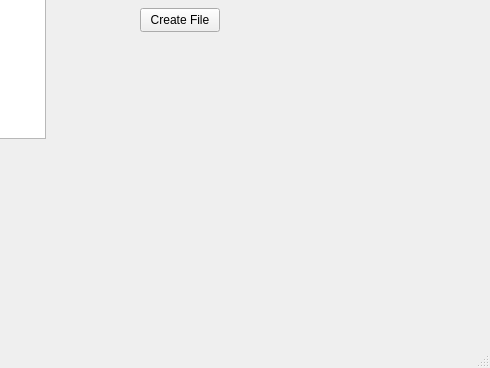
Wboerenkamps/domitica, file DomoticaGUI/mainwindow.ui: the form before one commit; both pictures show x 310 to 800 and y 232 to 600 of the 800 by 600 pixel window.
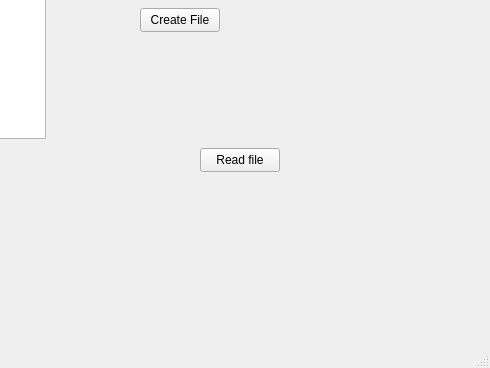
The form after the commit.

What changed in the file:
```diff
--- a/DomoticaGUI/mainwindow.ui
+++ b/DomoticaGUI/mainwindow.ui
@@ -50,6 +50,19 @@
      <string>Create File</string>
     </property>
    </widget>
+   <widget class="QPushButton" name="pushButton_3">
+    <property name="geometry">
+     <rect>
+      <x>510</x>
+      <y>380</y>
+      <width>80</width>
+      <height>24</height>
+     </rect>
+    </property>
+    <property name="text">
+     <string>Read file</string>
+    </property>
+   </widget>
   </widget>
   <widget class="QMenuBar" name="menubar">
    <property name="geometry">
```
